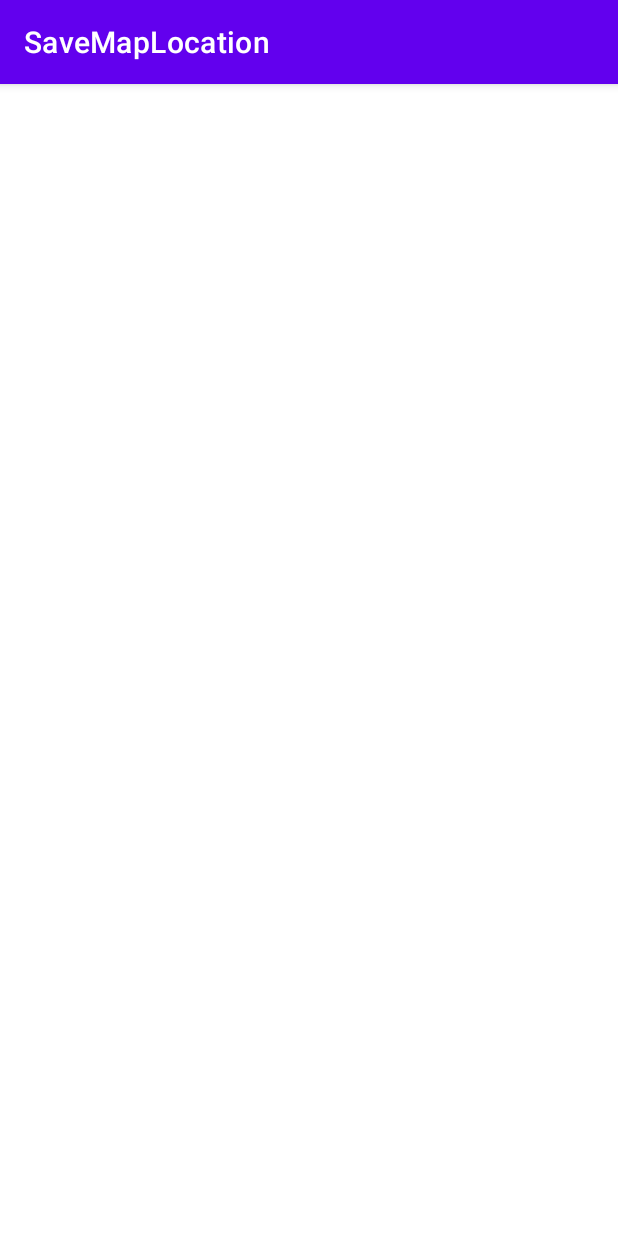
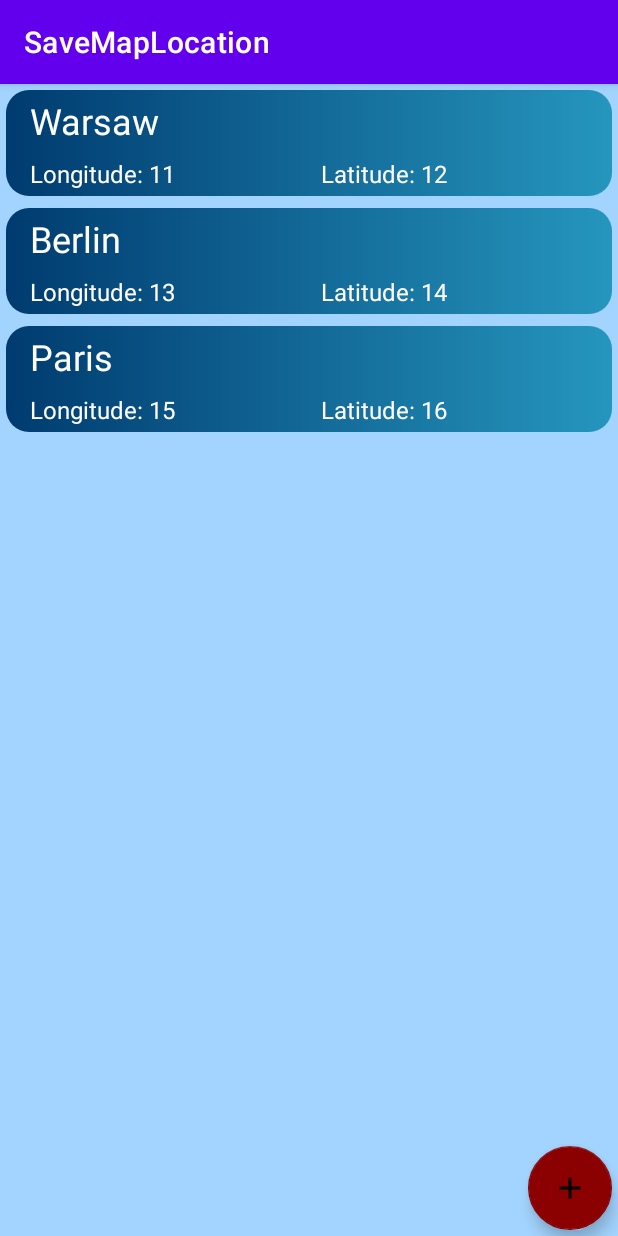
Before and after one commit to pilichm/SaveMapLocation, an Android app: the screen it shows after launch (MainActivity), on a phone screen of 412 x 824 dp. Run offline under Robolectric (Android 15) with nearby library versions, the phone set to English and light mode, and no system bars.

Commit message:
Main activity layout creation: - recycler view with list of places, - floating action button for adding new location, - empty map activity for displaying selected locations, - remove list element on swipe left.

```diff
--- a/app/build.gradle
+++ b/app/build.gradle
@@ -30,6 +30,9 @@ android {
     kotlinOptions {
         jvmTarget = '1.8'
     }
+    buildFeatures {
+        viewBinding true
+    }
 }
 
 dependencies {
@@ -39,6 +42,7 @@ dependencies {
     implementation 'androidx.appcompat:appcompat:1.3.1'
     implementation 'com.google.android.material:material:1.4.0'
     implementation 'androidx.constraintlayout:constraintlayout:2.1.1'
+    implementation 'com.google.android.gms:play-services-maps:17.0.1'
     testImplementation 'junit:junit:4.13.2'
     apply plugin: "kotlin-android-extensions"
     androidTestImplementation 'androidx.test.ext:junit:1.1.3'
--- /dev/null
+++ b/app/src/main/java/pl/pilichm/savemaplocation/activities/MainActivity.kt
@@ -0,0 +1,72 @@
+package pl.pilichm.savemaplocation.activities
+
+import android.content.Intent
+import androidx.appcompat.app.AppCompatActivity
+import android.os.Bundle
+import androidx.recyclerview.widget.ItemTouchHelper
+import androidx.recyclerview.widget.LinearLayoutManager
+import androidx.recyclerview.widget.RecyclerView
+import kotlinx.android.synthetic.main.activity_main.*
+import pl.pilichm.savemaplocation.R
+import pl.pilichm.savemaplocation.models.Location
+import pl.pilichm.savemaplocation.recyclerviews.LocationAdapter
+import pl.pilichm.savemaplocation.util.SwipeToDeleteCallback
+import pl.pilichm.savemaplocation.util.Utils
+
+class MainActivity : AppCompatActivity() {
+    private var mLocations: ArrayList<Location> = ArrayList()
+    private var mLocationAdapter: LocationAdapter? = null
+
+    override fun onCreate(savedInstanceState: Bundle?) {
+        super.onCreate(savedInstanceState)
+        setContentView(R.layout.activity_main)
+
+        setUpUIAndListeners()
+    }
+
+    /**
+     * Set up main activity recycler view with listeners for:
+     * handling item deletion on swipe left,
+     * opening map activity with location showed with pin.
+     * --------------------------------------------------------
+     * Listener to floating action button for opening map activity.
+     * */
+    private fun setUpUIAndListeners(){
+        mLocations = Utils.getMockLocationData()
+        mLocationAdapter = LocationAdapter(applicationContext, mLocations)
+
+        /**
+         * Start map activity with coordinates from list.
+         * */
+        mLocationAdapter!!.setOnClickListener(object : LocationAdapter.OnClickListener {
+            override fun onClick(position: Int, item: Location){
+                val intent = Intent(applicationContext, LocationMapActivity::class.java)
+                startActivity(intent)
+            }
+        })
+        rvLocations.adapter = mLocationAdapter
+        rvLocations.layoutManager = LinearLayoutManager(applicationContext)
+
+        /**
+         * Swipe helper for deleting items - on swipe left.
+         */
+        val deleteSwipeHandler = object: SwipeToDeleteCallback(applicationContext){
+            override fun onSwiped(viewHolder: RecyclerView.ViewHolder, direction: Int) {
+                val adapter = rvLocations.adapter as LocationAdapter
+                adapter.notifyDeleteItem(
+                    this@MainActivity, viewHolder.adapterPosition)
+            }
+        }
+
+        val deleteItemTouchHelper = ItemTouchHelper(deleteSwipeHandler)
+        deleteItemTouchHelper.attachToRecyclerView(rvLocations)
+
+        /**
+         * Start map activity without coordinates.
+         * */
+        fabAddLocation.setOnClickListener {
+            val intent = Intent(applicationContext, LocationMapActivity::class.java)
+            startActivity(intent)
+        }
+    }
+}
--- /dev/null
+++ b/app/src/main/java/pl/pilichm/savemaplocation/models/Location.kt
@@ -0,0 +1,7 @@
+package pl.pilichm.savemaplocation.models
+
+data class Location(
+    val locationName: String,
+    val longitude: String,
+    val latitude: String
+    )
--- /dev/null
+++ b/app/src/main/java/pl/pilichm/savemaplocation/recyclerviews/LocationAdapter.kt
@@ -0,0 +1,59 @@
+package pl.pilichm.savemaplocation.recyclerviews
+
+import android.app.Activity
+import android.content.Context
+import android.view.LayoutInflater
+import android.view.View
+import android.view.ViewGroup
+import androidx.recyclerview.widget.RecyclerView
+import kotlinx.android.synthetic.main.location_item.view.*
+import pl.pilichm.savemaplocation.R
+import pl.pilichm.savemaplocation.models.Location
+
+class LocationAdapter (
+    private val context: Context,
+    private var locations: ArrayList<Location>):
+    RecyclerView.Adapter<RecyclerView.ViewHolder>() {
+    private var onClickListener: OnClickListener? = null
+
+    fun setOnClickListener(onClickListener: OnClickListener){
+        this.onClickListener = onClickListener
+    }
+
+    override fun onCreateViewHolder(parent: ViewGroup, viewType: Int): RecyclerView.ViewHolder {
+        return LocationViewHolder(
+            LayoutInflater.from(context)
+                .inflate(R.layout.location_item, parent, false)
+        )
+    }
+
+    override fun onBindViewHolder(holder: RecyclerView.ViewHolder, position: Int) {
+        val location = locations[position]
+
+        if (holder is LocationViewHolder){
+            holder.itemView.tvLocationItemName.text = location.locationName
+            holder.itemView.tvLongitude.text = location.longitude
+            holder.itemView.tvLatitude.text = location.latitude
+            holder.itemView.setOnClickListener {
+                if (onClickListener!=null){
+                    onClickListener!!.onClick(position, location)
+                }
+            }
+        }
+    }
+
+    fun notifyDeleteItem(activity: Activity, position: Int) {
+        locations.removeAt(position)
+        notifyItemRemoved(position)
+    }
+
+    override fun getItemCount(): Int {
+        return locations.size
+    }
+
+    interface OnClickListener {
+        fun onClick(position: Int, item: Location)
+    }
+
+    private class LocationViewHolder(view: View): RecyclerView.ViewHolder(view)
+}
--- /dev/null
+++ b/app/src/main/java/pl/pilichm/savemaplocation/util/Utils.kt
@@ -0,0 +1,27 @@
+package pl.pilichm.savemaplocation.util
+
+import pl.pilichm.savemaplocation.models.Location
+
+
+class Utils {
+    companion object {
+        fun getMockLocationData(): ArrayList<Location> {
+            val locations = ArrayList<Location>()
+
+            locations.add(Location(
+                "Warsaw",
+                "Longitude: 11",
+                "Latitude: 12"))
+            locations.add(Location(
+                "Berlin",
+                "Longitude: 13",
+                "Latitude: 14"))
+            locations.add(Location(
+                "Paris",
+                "Longitude: 15",
+                "Latitude: 16"))
+
+            return locations
+        }
+    }
+}
--- /dev/null
+++ b/app/src/main/res/drawable/ic_baseline_add_24.xml
@@ -0,0 +1,5 @@
+<vector android:height="24dp" android:tint="#FFFFFF"
+    android:viewportHeight="24" android:viewportWidth="24"
+    android:width="24dp" xmlns:android="http://schemas.android.com/apk/res/android">
+    <path android:fillColor="@android:color/white" android:pathData="M19,13h-6v6h-2v-6H5v-2h6V5h2v6h6v2z"/>
+</vector>
--- /dev/null
+++ b/app/src/main/res/drawable/ic_delete_24.xml
@@ -0,0 +1,5 @@
+<vector android:height="24dp" android:tint="#FFFFFF"
+    android:viewportHeight="24" android:viewportWidth="24"
+    android:width="24dp" xmlns:android="http://schemas.android.com/apk/res/android">
+    <path android:fillColor="@android:color/white" android:pathData="M19,4h-3.5l-1,-1h-5l-1,1L5,4v2h14zM6,7v12c0,1.1 0.9,2 2,2h8c1.1,0 2,-0.9 2,-2L18,7L6,7zM14,14v4h-4v-4L8,14l4,-4 4,4h-2z"/>
+</vector>
--- /dev/null
+++ b/app/src/main/res/drawable/location_item_background.xml
@@ -0,0 +1,11 @@
+<?xml version="1.0" encoding="utf-8"?>
+<shape xmlns:android="http://schemas.android.com/apk/res/android"
+    android:shape="rectangle">
+
+    <corners
+        android:radius="15dp" />
+    <gradient android:angle="0"
+        android:startColor="@color/location_item_background_color_start"
+        android:endColor="@color/location_item_background_color_end"/>
+
+</shape>
--- a/app/src/main/res/layout/activity_main.xml
+++ b/app/src/main/res/layout/activity_main.xml
@@ -1,7 +1,34 @@
 <?xml version="1.0" encoding="utf-8"?>
-<androidx.constraintlayout.widget.ConstraintLayout xmlns:android="http://schemas.android.com/apk/res/android"
+<androidx.constraintlayout.widget.ConstraintLayout
+    xmlns:android="http://schemas.android.com/apk/res/android"
     xmlns:app="http://schemas.android.com/apk/res-auto"
     xmlns:tools="http://schemas.android.com/tools"
     android:layout_width="match_parent"
     android:layout_height="match_parent"
-    tools:context=".MainActivity"/>
+    android:background="@color/activity_main_background_color"
+    tools:context=".activities.MainActivity">
+
+    <androidx.recyclerview.widget.RecyclerView
+        android:id="@+id/rvLocations"
+        android:layout_width="0dp"
+        android:layout_height="0dp"
+        app:layout_constraintBottom_toBottomOf="parent"
+        app:layout_constraintEnd_toEndOf="parent"
+        app:layout_constraintStart_toStartOf="parent"
+        app:layout_constraintTop_toTopOf="parent" />
+
+    <com.google.android.material.floatingactionbutton.FloatingActionButton
+        android:id="@+id/fabAddLocation"
+        app:layout_constraintRight_toRightOf="parent"
+        app:layout_constraintBottom_toBottomOf="parent"
+        android:src="@drawable/ic_baseline_add_24"
+        android:layout_gravity="bottom|right"
+        android:layout_margin="@dimen/location_item_default_margin"
+        android:layout_marginEnd="@dimen/fab_default_margin"
+        app:layout_goneMarginBottom="@dimen/fab_default_margin"
+        app:fabSize="normal"
+        app:backgroundTint="@color/fab_color"
+        android:layout_width="wrap_content"
+        android:layout_height="wrap_content" />
+
+</androidx.constraintlayout.widget.ConstraintLayout>
--- /dev/null
+++ b/app/src/main/res/layout/location_item.xml
@@ -0,0 +1,52 @@
+<?xml version="1.0" encoding="utf-8"?>
+<androidx.appcompat.widget.LinearLayoutCompat
+    android:id="@+id/locationElement"
+    android:layout_margin="@dimen/location_item_default_margin"
+    xmlns:android="http://schemas.android.com/apk/res/android"
+    android:orientation="vertical"
+    android:layout_width="match_parent"
+    android:layout_height="wrap_content"
+    android:background="@drawable/location_item_background">
+
+    <TextView
+        android:id="@+id/tvLocationItemName"
+        android:layout_marginStart="@dimen/location_item_margin_start"
+        android:layout_marginTop="@dimen/location_item_default_margin"
+        android:layout_marginBottom="@dimen/location_item_default_margin"
+        android:text="@string/location_mock_name"
+        android:textColor="@color/location_item_text_color"
+        android:layout_width="match_parent"
+        android:textSize="@dimen/location_name_text_size"
+        android:layout_weight="1"
+        android:layout_height="0dp"/>
+
+    <LinearLayout
+        android:layout_weight="1"
+        android:layout_marginStart="@dimen/location_item_margin_start"
+        android:layout_marginTop="@dimen/location_item_default_margin"
+        android:layout_marginBottom="@dimen/location_item_default_margin"
+        android:orientation="horizontal"
+        android:layout_width="match_parent"
+        android:layout_height="0dp">
+
+        <TextView
+            android:id="@+id/tvLongitude"
+            android:text="@string/longitude"
+            android:textSize="@dimen/location_lat_long_text_size"
+            android:textColor="@color/location_item_text_color"
+            android:layout_width="0dp"
+            android:layout_weight="1"
+            android:layout_height="wrap_content"/>
+
+        <TextView
+            android:id="@+id/tvLatitude"
+            android:text="@string/latitude"
+            android:textSize="@dimen/location_lat_long_text_size"
+            android:textColor="@color/location_item_text_color"
+            android:layout_width="0dp"
+            android:layout_weight="1"
+            android:layout_height="wrap_content"/>
+
+    </LinearLayout>
+
+</androidx.appcompat.widget.LinearLayoutCompat>
--- a/app/src/main/res/values/colors.xml
+++ b/app/src/main/res/values/colors.xml
@@ -7,4 +7,11 @@
     <color name="teal_700">#FF018786</color>
     <color name="black">#FF000000</color>
     <color name="white">#FFFFFFFF</color>
+
+    <!-- App colors -->
+    <color name="location_item_background_color_start">#003b6f</color>
+    <color name="location_item_background_color_end">#2596be</color>
+    <color name="location_item_text_color">#FFFFFFFF</color>
+    <color name="activity_main_background_color">#a3d4ff</color>
+    <color name="fab_color">#8b0000</color>
 </resources>
--- /dev/null
+++ b/app/src/main/res/values/dimen.xml
@@ -0,0 +1,9 @@
+<?xml version="1.0" encoding="utf-8"?>
+<resources>
+    <dimen name="location_name_text_size">24sp</dimen>
+    <dimen name="location_lat_long_text_size">16sp</dimen>
+    <dimen name="location_item_default_margin">4dp</dimen>
+    <dimen name="location_item_margin_start">16dp</dimen>
+    <dimen name="fab_default_size">100dp</dimen>
+    <dimen name="fab_default_margin">16dp</dimen>
+</resources>
--- a/app/src/main/res/values/strings.xml
+++ b/app/src/main/res/values/strings.xml
@@ -1,3 +1,7 @@
 <resources>
     <string name="app_name">SaveMapLocation</string>
+    <string name="location_mock_name">Location name</string>
+    <string name="longitude">Longitude: </string>
+    <string name="latitude">Latitude: </string>
+    <string name="title_activity_location_map">Map</string>
 </resources>
```
Also changed, not shown: app/src/main/AndroidManifest.xml (+25 -1 lines), app/src/main/java/pl/pilichm/savemaplocation/MainActivity.kt (deleted, +0 -11 lines), app/src/main/java/pl/pilichm/savemaplocation/activities/LocationMapActivity.kt (added, +48 -0 lines), app/src/main/java/pl/pilichm/savemaplocation/util/SwipeToDeleteCallback.kt (added, +65 -0 lines), app/src/main/res/layout/activity_location_map.xml (added, +9 -0 lines), 1 other file.
